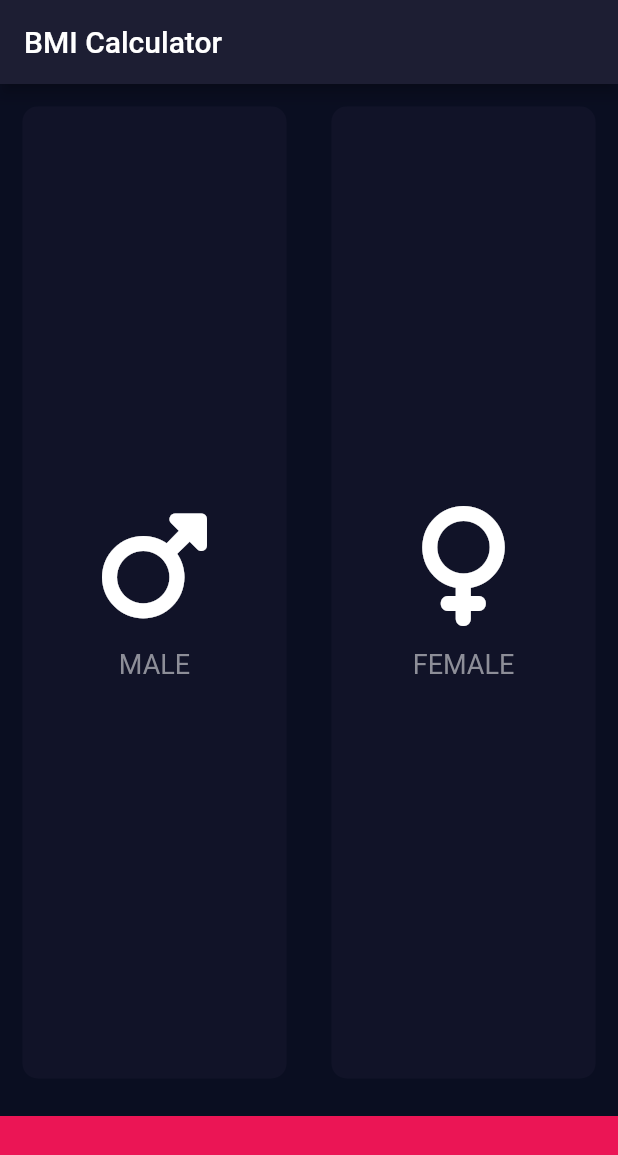
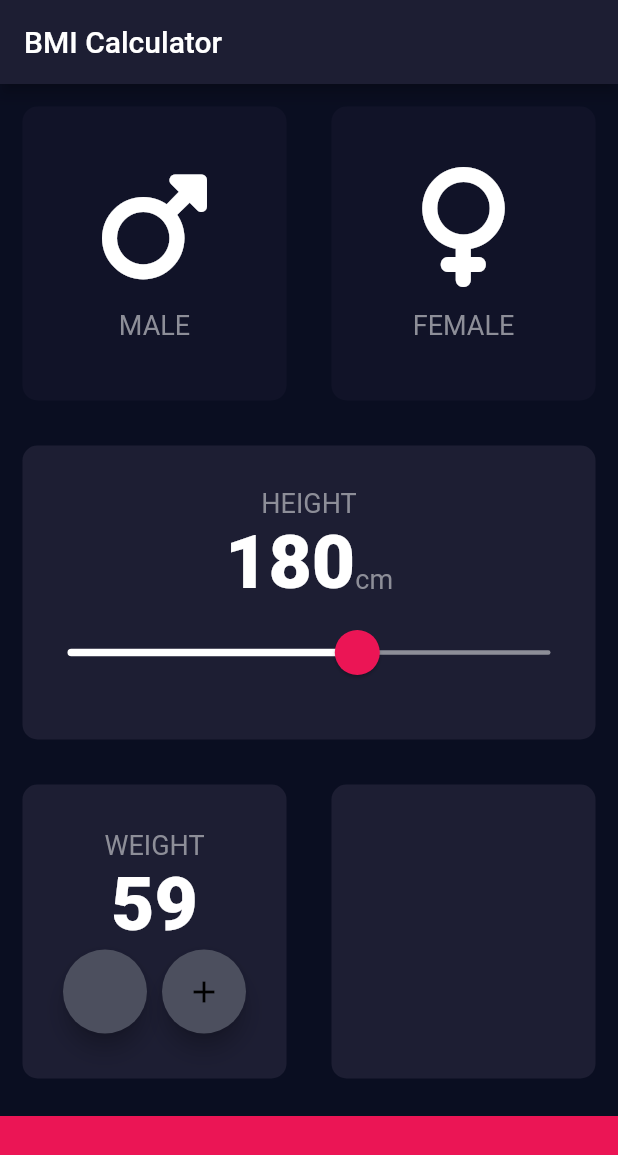
Before and after one commit to mhista/weight_checker, a Flutter app: the screen it shows after launch, on a phone screen of 412 x 824 dp. Shown: the top 1155 px of the screen. Run offline on Flutter 3.47's test engine with Material 2 defaults, Android fonts, the phone set to English and light mode, and no system bars; our stand-ins replace font_awesome_flutter.

Commit message:
added sliders and icon button

```diff
--- /dev/null
+++ b/lib/constants.dart
@@ -0,0 +1,12 @@
+import 'package:flutter/material.dart';
+
+const kBottomContainerHeight = 80.0;
+const kActiveCardColour = Color(0xFF1D1E33);
+const kBottomContainerColour = Color(0xFFEB1555);
+const kInactiveCardColor = Color(0xFF111328);
+
+const kGenderStyle = TextStyle(
+  fontSize: 18.0,
+  color: Color(0xFF8D8E98),
+);
+const kBiggerFont = TextStyle(fontSize: 50.0, fontWeight: FontWeight.w900);
--- a/lib/gender_card.dart
+++ b/lib/gender_card.dart
@@ -1,9 +1,6 @@
 import 'package:flutter/material.dart';
 
-const genderStyle = TextStyle(
-  fontSize: 18.0,
-  color: Color(0xFF8D8E98),
-);
+import 'constants.dart';
 
 class genderWidget extends StatelessWidget {
   const genderWidget({required this.gender, required this.icon_Type});
@@ -18,7 +15,7 @@ class genderWidget extends StatelessWidget {
       SizedBox(height: 15.0),
       Text(
         gender,
-        style: genderStyle,
+        style: kGenderStyle,
       )
     ]);
   }
--- a/lib/input_page.dart
+++ b/lib/input_page.dart
@@ -3,10 +3,7 @@ import 'package:dice_2/reusable_card.dart';
 import 'package:flutter/material.dart';
 import 'package:font_awesome_flutter/font_awesome_flutter.dart';
 
-const bottomContainerHeight = 80.0;
-const activeCardColour = Color(0xFF1D1E33);
-const bottomContainerColour = Color(0xFFEB1555);
-const inactiveCardColor = Color(0xFF111328);
+import 'constants.dart';
 
 enum Gender { male, female, none }
 
@@ -19,6 +16,8 @@ class InputPage extends StatefulWidget {
 
 class _InputPageState extends State<InputPage> {
   Gender selectedGender = Gender.none;
+  int height = 180;
+  int weight = 59;
 
   // Color maleCardColor = inactiveCardColor;
   // Color femaleCardColor = activeCardColour;
@@ -28,64 +27,137 @@ class _InputPageState extends State<InputPage> {
     return Scaffold(
       appBar: AppBar(
         title: Text('BMI Calculator'),
-        backgroundColor: activeCardColour,
+        backgroundColor: kActiveCardColour,
       ),
       body: Column(children: [
         Expanded(
           child: Row(children: [
             Expanded(
-              child: GestureDetector(
-                onTap: () {
+              child: ReusableCard(
+                onPress: () {
                   setState(() {
                     selectedGender = Gender.male;
                   });
                 },
-                child: ReusableCard(
                 colour: selectedGender == Gender.male
-                      ? activeCardColour
-                      : inactiveCardColor,
+                    ? kActiveCardColour
+                    : kInactiveCardColor,
                 cardChild: genderWidget(
                   gender: 'MALE',
                   icon_Type: FontAwesomeIcons.mars,
                 ),
               ),
             ),
-            ),
             Expanded(
-              child: GestureDetector(
-                onTap: () {
+              child: ReusableCard(
+                onPress: () {
                   setState(() {
                     selectedGender = Gender.female;
                   });
                 },
-                child: ReusableCard(
                 colour: selectedGender == Gender.female
-                      ? activeCardColour
-                      : inactiveCardColor,
+                    ? kActiveCardColour
+                    : kInactiveCardColor,
                 cardChild: genderWidget(
                   gender: 'FEMALE',
                   icon_Type: FontAwesomeIcons.venus,
                 ),
               ),
-              ),
             )
           ]),
         ),
-        // Expanded(
-        //   child: ReusableCard(colour: activeCardColour),
-        // ),
-        // Expanded(
-        //   child: Row(children: [
-        //     Expanded(child: ReusableCard(colour: activeCardColour)),
-        //     Expanded(child: ReusableCard(colour: activeCardColour))
-        //   ]),
-        // ),
+        Expanded(
+          child: ReusableCard(
+            colour: kActiveCardColour,
+            cardChild: Column(
+              crossAxisAlignment: CrossAxisAlignment.center,
+              mainAxisAlignment: MainAxisAlignment.center,
+              children: [
+                Text(
+                  'HEIGHT',
+                  style: kGenderStyle,
+                ),
+                Row(
+                  mainAxisAlignment: MainAxisAlignment.center,
+                  crossAxisAlignment: CrossAxisAlignment.baseline,
+                  textBaseline: TextBaseline.alphabetic,
+                  children: [
+                    Text(
+                      height.toString(),
+                      style: kBiggerFont,
+                    ),
+                    Text(
+                      'cm',
+                      style: kGenderStyle,
+                    ),
+                  ],
+                ),
+                Slider(
+                  value: height.toDouble(),
+                  min: 120.0,
+                  max: 220.0,
+                  onChanged: (double newValue) {
+                    print(newValue);
+                    setState(() {
+                      height = newValue.round();
+                    });
+                  },
+                ),
+              ],
+            ),
+          ),
+        ),
+        Expanded(
+          child: Row(children: [
+            Expanded(
+                child: ReusableCard(
+                  colour: kActiveCardColour,
+                  cardChild: Column(
+                      mainAxisAlignment: MainAxisAlignment.center,
+                      children: [
+                        Text(
+                          'WEIGHT',
+                          style: kGenderStyle,
+                        ),
+                        Text(weight.toString(), style: kBiggerFont),
+                        Row(mainAxisAlignment: MainAxisAlignment.center,
+                            children: [
+                              RoundIconButton(),
+                              SizedBox(
+                                width: 10.0,
+                              ),
+                              FloatingActionButton(
+                                child: Icon(Icons.add),
+                                backgroundColor: Color(0xFF4C4F5E),
+                                onPressed: () {},
+                              )
+                            ])
+                      ]),
+                )),
+            Expanded(child: ReusableCard(colour: kActiveCardColour))
+          ]),
+        ),
         Container(
-            color: bottomContainerColour,
+            color: kBottomContainerColour,
             width: double.infinity,
-            height: bottomContainerHeight,
+            height: kBottomContainerHeight,
             margin: EdgeInsets.only(top: 10.0))
       ]),
     );
   }
 }
+
+class RoundIconButton extends StatelessWidget {
+  const RoundIconButton({Key? key}) : super(key: key);
+
+  @override
+  Widget build(BuildContext context) {
+    return RawMaterialButton(
+      elevation: 6.0,
+      shape: CircleBorder(),
+      fillColor: Color(0xFF4C4F5E),
+      constraints: BoxConstraints.tightFor(width: 56.0, height: 56.0),
+      onPressed: () {},
+    );
+  }
+}
--- a/lib/main.dart
+++ b/lib/main.dart
@@ -1,14 +1,24 @@
+import 'package:dice_2/input_page.dart';
 import 'package:flutter/material.dart';
-import 'package:dice_2/input_page.dart';
 
-void main() {
-  runApp(
-    MaterialApp(
-     theme:ThemeData.dark().copyWith(
-       primaryColor:Color(0xFF0A0E21),
-       scaffoldBackgroundColor:Color(0xFF0A0E21),
-     ),
-      home:InputPage()
-    ),
-  );
+void main() => runApp(BMICalculator());
+
+class BMICalculator extends StatelessWidget {
+  @override
+  Widget build(BuildContext context) {
+    return MaterialApp(
+        theme: ThemeData.dark().copyWith(
+          primaryColor: Color(0xFF0A0E21),
+          scaffoldBackgroundColor: Color(0xFF0A0E21),
+          sliderTheme: SliderTheme.of(context).copyWith(
+              trackHeight: 3.0,
+              thumbColor: Color(0xFFEB1555),
+              overlayColor: Color(0x29EB1555),
+              inactiveTrackColor: Color(0xFF8D8E98),
+              activeTrackColor: Colors.white,
+              thumbShape: RoundSliderThumbShape(enabledThumbRadius: 15.0),
+              overlayShape: RoundSliderOverlayShape(overlayRadius: 30.0)),
+        ),
+        home: InputPage());
+  }
 }
--- a/lib/reusable_card.dart
+++ b/lib/reusable_card.dart
@@ -1,19 +1,25 @@
 import 'package:flutter/material.dart';
 
 class ReusableCard extends StatelessWidget {
-  ReusableCard({required this.colour, required this.cardChild});
+  ReusableCard({required this.colour, this.cardChild, this.onPress});
 
   final Color colour;
-  final Widget cardChild;
+  final Widget? cardChild;
+  final Function()? onPress;
 
   @override
   Widget build(BuildContext context) {
-    return Container(
-      child: cardChild,
-      margin: EdgeInsets.all(15.0),
-      decoration: BoxDecoration(
-        color: colour,
-        borderRadius: BorderRadius.circular(10.0),
+    return GestureDetector(
+      onTap: onPress,
+      child: Expanded(
+        child: Container(
+          child: cardChild,
+          margin: EdgeInsets.all(15.0),
+          decoration: BoxDecoration(
+            color: colour,
+            borderRadius: BorderRadius.circular(10.0),
+          ),
+        ),
       ),
     );
   }
```
Lines whose indentation alone changed are shown as unchanged.
